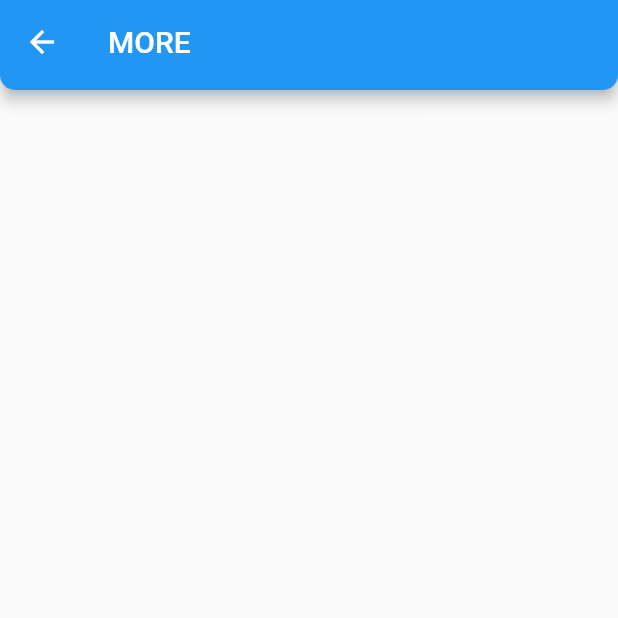
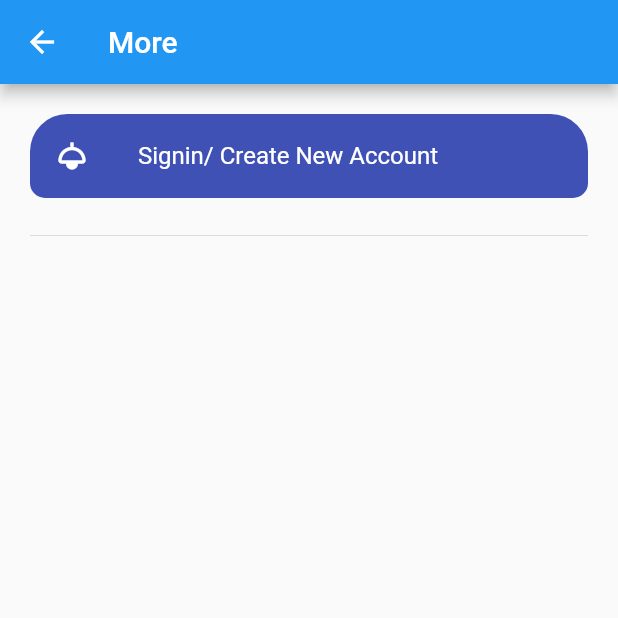
Before and after one commit to eddrinexhakasadiq18/UPL, a Flutter app: the more screen opened directly, on a phone screen of 412 x 824 dp, the top half of it. Run offline on Flutter 3.47's test engine with Material 2 defaults, Android fonts, the light colour scheme and no system bars; our stand-ins replace animated_splash_screen, firebase_auth, firebase_core, flutter_svg, fluttertoast, sentry_flutter and 1 more; missing offline and left inert: passwordfield; accounts and stored records are empty; project files that could hold a hidden picture were left out; key blocks and very long unbroken strings in the code were emptied for the run.

Commit message:
adding a tile in the more page

```diff
--- a/lib/more.dart
+++ b/lib/more.dart
@@ -1,13 +1,40 @@
 import 'package:flutter/material.dart';
-import 'package:sportsapp/Custom_app_Bar.dart';
 
 class more extends StatelessWidget {
   const more({Key? key}) : super(key: key);
 
   @override
   Widget build(BuildContext context) {
-    return const Scaffold(
-      appBar: CustomAppBar(titletext: "MORE"),
+    return Scaffold(
+      appBar: AppBar(title: const Text('More')),
+      body: Padding(
+        padding: const EdgeInsets.all(20),
+        child: Column(
+          // ignore: prefer_const_literals_to_create_immutables
+          children: [
+            const ListTile(
+              shape: RoundedRectangleBorder(
+                  borderRadius: BorderRadius.only(
+                      topLeft: Radius.circular(25),
+                      topRight: Radius.circular(25),
+                      bottomRight: Radius.circular(10),
+                      bottomLeft: Radius.circular(10))),
+              tileColor: Colors.indigo,
+              textColor: Colors.white,
+              iconColor: Colors.white,
+              leading: Icon(Icons.light),
+              title: Text('Signin/ Create New Account'),
+              //subtitle: Text('This is a subtitle'),
+            ),
+
+            const Divider(
+              height: 50,
+            ),
+
+          ],
+        ),
+      ),
+
 
 
     );
```
